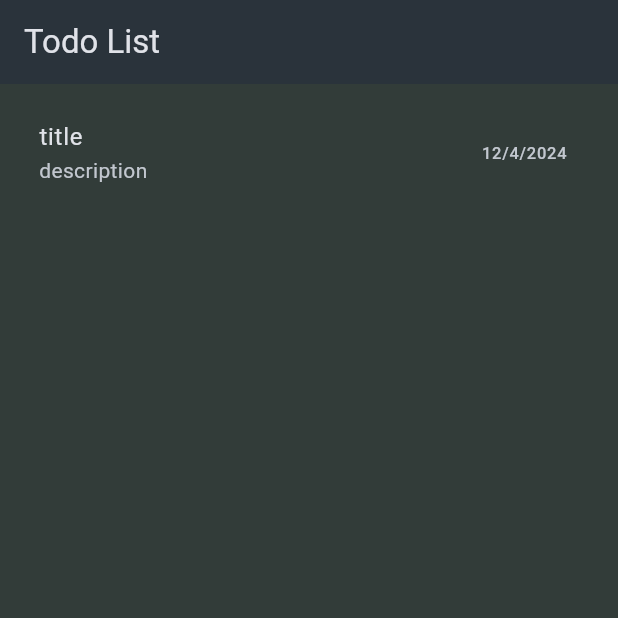
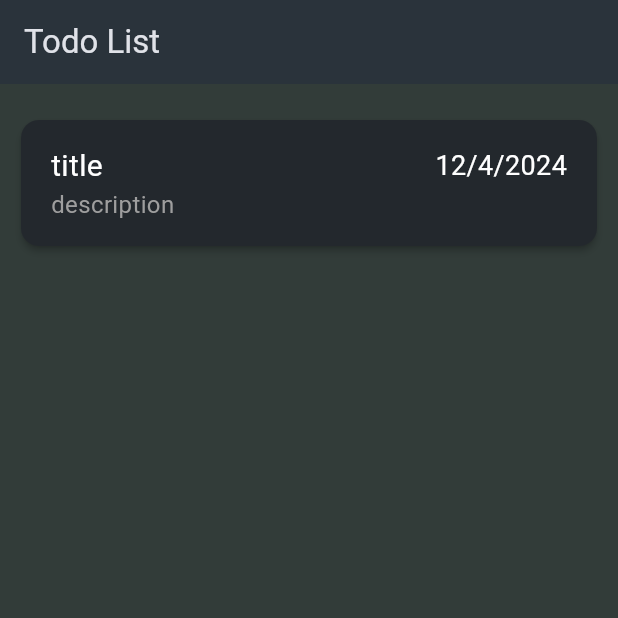
Before and after one commit to AtharvaParadkar/Todo-App, a Flutter app: the screen it shows after launch, on a phone screen of 412 x 824 dp, the top half of it. Run offline on Flutter 3.47's test engine with Material 3 defaults, Android fonts, the phone set to English and light mode, and no system bars.

Commit message:
Add Todo List

```diff
--- a/lib/widgets/todolist.dart
+++ b/lib/widgets/todolist.dart
@@ -26,10 +26,40 @@ class _TodoListState extends State<TodoList> {
         padding: const EdgeInsets.all(10),
         child: ListView.builder(
           itemCount: _todoList.length,
-          itemBuilder: (ctx,i)=>ListTile(
-            title: Text(_todoList[i].title),
-            subtitle: Text(_todoList[i].description),
-            trailing: Text(_todoList[i].formattedDate),
+          itemBuilder: (ctx, i) => Padding(
+            padding: const EdgeInsets.symmetric(vertical: 10),
+            child: Card(
+              elevation: 2,
+              color: const Color.fromARGB(255, 35, 40, 45),
+              child: Padding(
+                padding:
+                    const EdgeInsets.symmetric(horizontal: 20, vertical: 16),
+                child: Column(
+                  crossAxisAlignment: CrossAxisAlignment.start,
+                  children: [
+                    Row(
+                      children: [
+                        Text(
+                          _todoList[i].title,
+                          style: const TextStyle(
+                              fontSize: 20, color: Colors.white),
+                        ),
+                        const Spacer(),
+                        Text(
+                          _todoList[i].formattedDate,
+                          style: const TextStyle(
+                              fontSize: 18, color: Colors.white),
+                        ),
+                      ],
+                    ),
+                    Text(
+                      _todoList[i].description,
+                      style: const TextStyle(fontSize: 16, color: Colors.grey),
+                    ),
+                  ],
+                ),
+              ),
+            ),
           ),
         ),
       ),
```
